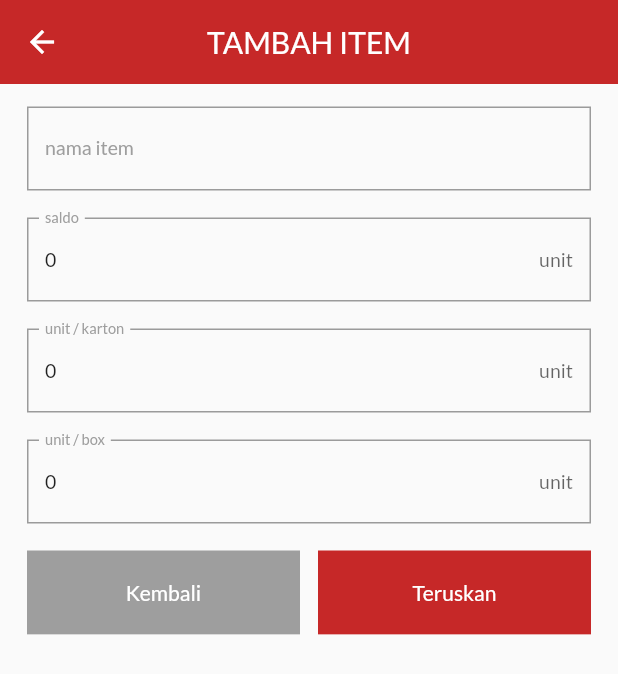
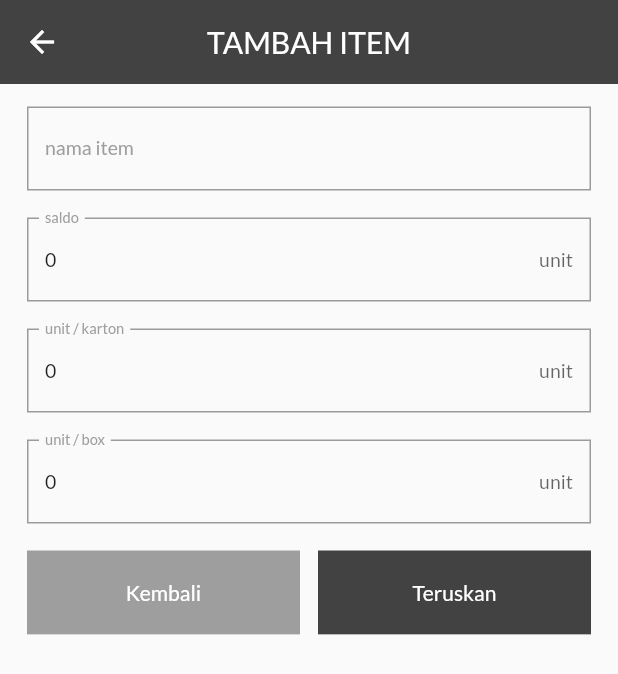
Before and after one commit to agdakapareski/SOAPP, a Flutter app: the InputPage screen opened directly, on a phone screen of 412 x 824 dp. Shown: the top 674 px of the screen. Run offline on Flutter 3.47's test engine with Material 2 defaults, Android fonts, the light colour scheme and no system bars; our stand-ins replace csv, file_picker, permission_handler, sqflite; accounts and stored records are empty.

Commit message:
ganti warna

```diff
--- a/lib/widget/colors.dart
+++ b/lib/widget/colors.dart
@@ -2,4 +2,4 @@ import 'package:flutter/material.dart';
 
 /// warna utama aplikasi
 /// -> kemungkinan masih diganti ke kode warna yang lebih spesifik
-final Color? warnaUtama = Colors.red[800];
+final Color? warnaUtama = Colors.grey[800];
```
